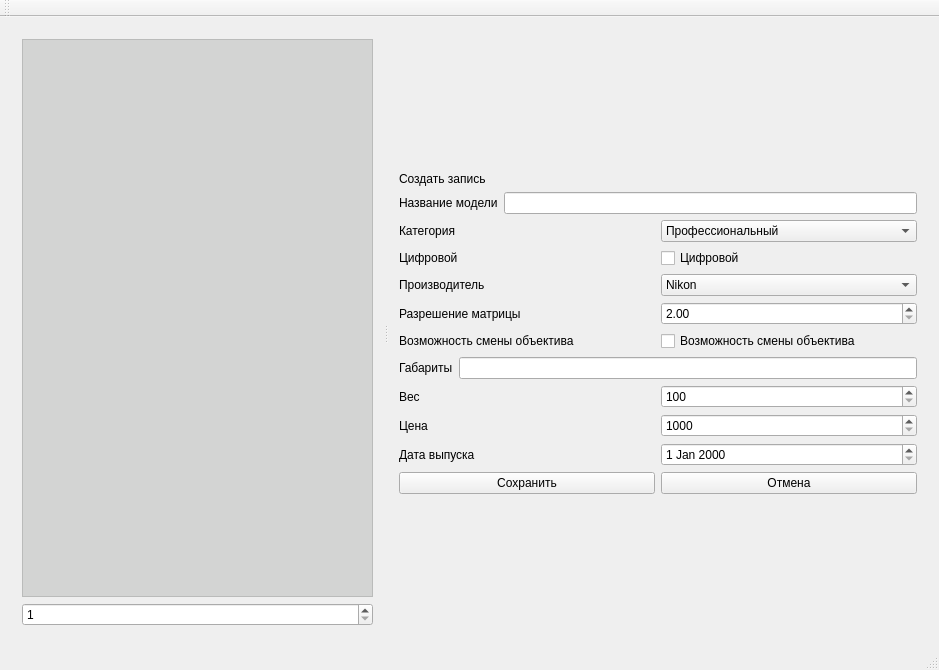
Old version of the form mainwindow.ui in the repository Sapfir0/ProgramLab.
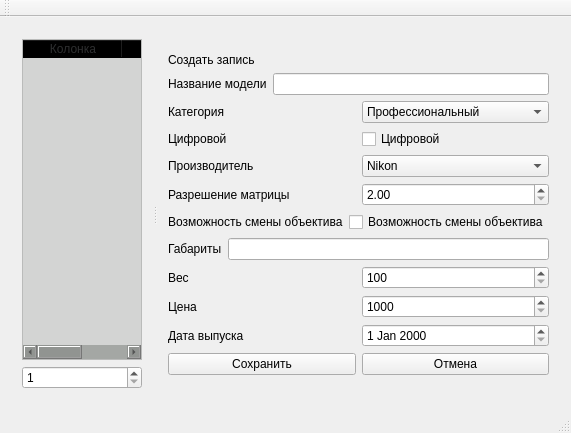
New version of the form.

What changed in the file:
```diff
--- a/mainwindow.ui
+++ b/mainwindow.ui
@@ -6,8 +6,8 @@
    <rect>
     <x>0</x>
     <y>0</y>
-    <width>939</width>
-    <height>670</height>
+    <width>571</width>
+    <height>433</height>
    </rect>
   </property>
   <property name="windowTitle">
@@ -20,16 +20,26 @@
       <property name="orientation">
        <enum>Qt::Horizontal</enum>
       </property>
-      <widget class="QWidget" name="">
+      <widget class="QWidget" name="layoutWidget">
        <layout class="QHBoxLayout" name="horizontalLayout_3">
         <item>
          <layout class="QVBoxLayout" name="verticalLayout_2">
           <item>
-           <widget class="QListWidget" name="spisok">
+           <widget class="QTableWidget" name="spisok">
             <property name="styleSheet">
              <string notr="true">  color:#2E2F30 ;
   background-color: rgba(0, 5, 0, 30);</string>
             </property>
+            <column>
+             <property name="text">
+              <string>Колонка</string>
+             </property>
+            </column>
+            <column>
+             <property name="text">
+              <string>Формат</string>
+             </property>
+            </column>
            </widget>
           </item>
           <item>
@@ -49,7 +59,7 @@
         </item>
        </layout>
       </widget>
-      <widget class="QWidget" name="">
+      <widget class="QWidget" name="layoutWidget">
        <layout class="QVBoxLayout" name="verticalLayout_3">
         <item>
          <layout class="QVBoxLayout" name="verticalLayout">
```
Left out of the diff: 4 changed lines with no effect on the pictures.
